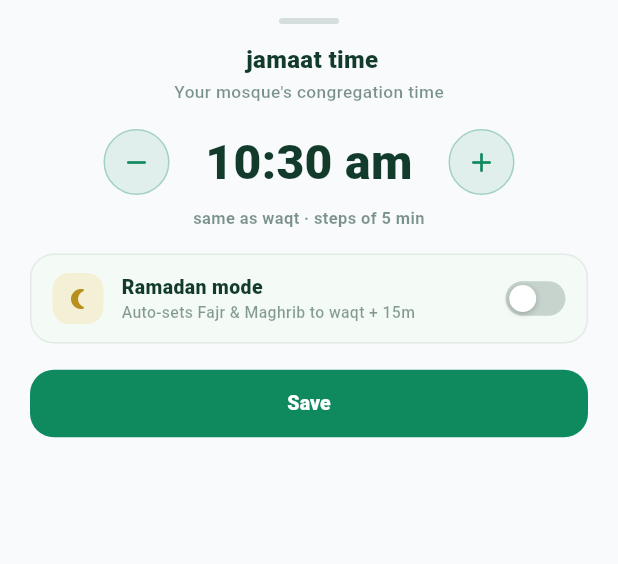
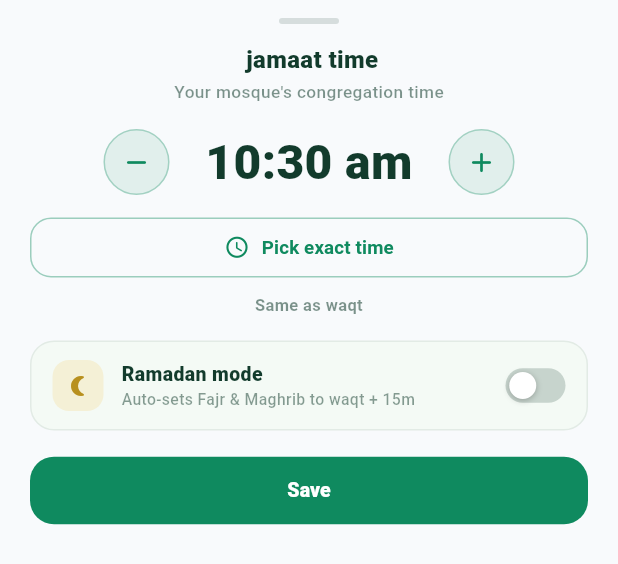
Before and after one commit to zamansheikh/lifeque, a Flutter app: the MosqueTimeEditSheet widget shown alone on an empty page, opened directly with empty values, on a phone screen of 412 x 824 dp. Shown: the top 564 px of the screen. Run offline on Flutter 3.47's test engine with Material 3 defaults, Android fonts, the phone set to English and light mode, and no system bars; our stand-ins replace adhan, audioplayers, dartz, device_info_plus, equatable, flutter_bloc and 13 more; missing offline and left inert: alarm, home_widget, in_app_update, workmanager; accounts and stored records are empty; statements that could not run were skipped.

```diff
--- a/lib/features/prayer_times/presentation/widgets/mosque_time_edit_sheet.dart
+++ b/lib/features/prayer_times/presentation/widgets/mosque_time_edit_sheet.dart
@@ -3,9 +3,9 @@ import 'package:flutter/material.dart';
 import '../../data/services/prayer_settings_service.dart';
 import '../utils/prayer_palette.dart';
 
-/// Sets one prayer's mosque (jamaat) time with a ±5-minute stepper, and
-/// carries the Ramadan-mode switch that auto-derives Fajr and Maghrib from
-/// the waqt.
+/// Sets one prayer's mosque (jamaat) time — nudge it in 5-minute steps or
+/// pick an exact wall-clock time — and carries the Ramadan-mode switch that
+/// auto-derives Fajr and Maghrib from the waqt.
 class MosqueTimeEditSheet extends StatefulWidget {
   final String prayer;
   final TimeOfDay? currentMosqueTime;
@@ -103,16 +103,16 @@ class _MosqueTimeEditSheetState extends State<MosqueTimeEditSheet> {
         '${t.hour < 12 ? 'am' : 'pm'}';
   }
 
-  /// How far the jamaat sits from the waqt, as the design's caption.
+  /// How far the jamaat sits from the waqt.
   String get _delta {
     final waqt = widget.waqtTime;
-    if (waqt == null) return 'steps of 5 min';
-    final diff = (_time.hour * 60 + _time.minute) -
-        (waqt.hour * 60 + waqt.minute);
-    if (diff == 0) return 'same as waqt · steps of 5 min';
+    if (waqt == null) return 'Nudge by 5 min, or pick an exact time';
+    final diff =
+        (_time.hour * 60 + _time.minute) - (waqt.hour * 60 + waqt.minute);
+    if (diff == 0) return 'Same as waqt';
     return diff > 0
-        ? '+$diff min after waqt · steps of 5 min'
-        : '$diff min before waqt · steps of 5 min';
+        ? '$diff min after waqt'
+        : '${diff.abs()} min before waqt';
   }
 
   @override
@@ -151,6 +151,8 @@ class _MosqueTimeEditSheetState extends State<MosqueTimeEditSheet> {
             ),
             const SizedBox(height: 16),
             _stepper(),
+            const SizedBox(height: 10),
+            _pickExactButton(),
             const SizedBox(height: 6),
             Text(
               _locked
@@ -190,6 +192,54 @@ class _MosqueTimeEditSheetState extends State<MosqueTimeEditSheet> {
         ),
       ),
     );
+  }
+
+  /// Nudging by 5 minutes is fine for small corrections, but a mosque's
+  /// jamaat is an arbitrary wall-clock time — this sets it directly.
+  Widget _pickExactButton() {
+    return SizedBox(
+      width: double.infinity,
+      child: OutlinedButton.icon(
+        onPressed: _locked ? null : _pickExactTime,
+        style: OutlinedButton.styleFrom(
+          foregroundColor: PrayerPalette.accent,
+          side: BorderSide(
+            color: _locked
+                ? PrayerPalette.inkA(0.12)
+                : PrayerPalette.accentA(0.4),
+          ),
+          padding: const EdgeInsets.symmetric(vertical: 11),
+          shape: RoundedRectangleBorder(
+            borderRadius: BorderRadius.circular(14),
+          ),
+        ),
+        icon: const Icon(Icons.schedule_rounded, size: 17),
+        label: const Text(
+          'Pick exact time',
+          style: TextStyle(fontSize: 12.5, fontWeight: FontWeight.w700),
+        ),
+      ),
+    );
+  }
+
+  Future<void> _pickExactTime() async {
+    final picked = await showTimePicker(
+      context: context,
+      initialTime: _time,
+      helpText: '${widget.prayer} jamaat time',
+      builder: (context, child) => Theme(
+        data: Theme.of(context).copyWith(
+          colorScheme: Theme.of(context).colorScheme.copyWith(
+                primary: PrayerPalette.accent,
+                onPrimary: Colors.white,
+                surface: Colors.white,
+              ),
+        ),
+        child: child!,
+      ),
+    );
+    if (picked == null || !mounted) return;
+    setState(() => _time = picked);
   }
 
   Widget _stepper() {
```
Also changed, not shown: lib/core/services/prayer_alarm_service.dart (+30 -1 lines), lib/features/prayer_times/presentation/widgets/prayer_alarm_sheet.dart (+198 -78 lines).
